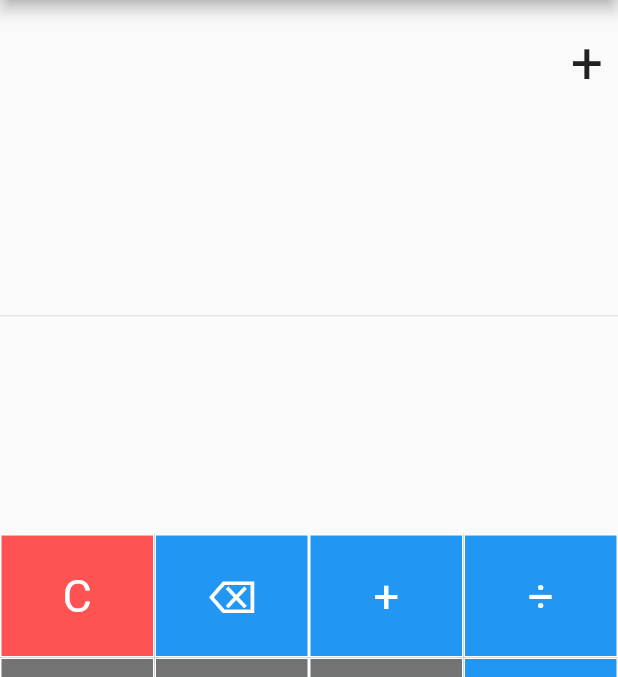
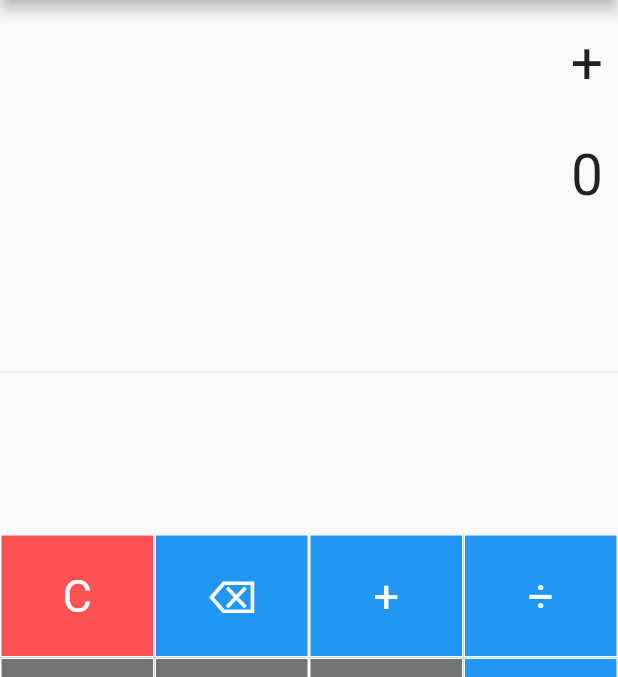
Before and after one commit to CameronWhitworth/flutterCalculator, a Flutter app: the screen it shows after launch, after a tap on an icon or button, on a phone screen of 412 x 824 dp, the part 84-761 px from its top. Run offline on Flutter 3.47's test engine with Material 2 defaults, Android fonts, the phone set to English and light mode, and no system bars; our stand-ins replace math_expressions.

```diff
--- a/lib/main.dart
+++ b/lib/main.dart
@@ -52,6 +52,7 @@ class _SimpleCalculatorState extends State<SimpleCalculator> {
           equation = result;
         } catch (e) {
           result = "Error";
+          equation = "Error";
         }
       } else {
         if (equation == "0") {
@@ -99,14 +100,14 @@ class _SimpleCalculatorState extends State<SimpleCalculator> {
               style: TextStyle(fontSize: equationFontSize),
             ),
           ),
-          // Container(
-          //   alignment: Alignment.centerRight,
-          //   padding: EdgeInsets.fromLTRB(10, 30, 10, 0),
-          //   child: Text(
-          //     result,
-          //     style: TextStyle(fontSize: equationFontSize),
-          //   ),
-          // ),
+          Container(
+            alignment: Alignment.centerRight,
+            padding: EdgeInsets.fromLTRB(10, 30, 10, 0),
+            child: Text(
+              result,
+              style: TextStyle(fontSize: equationFontSize),
+            ),
+          ),
           Expanded(
             child: Divider(),
           ),
```
